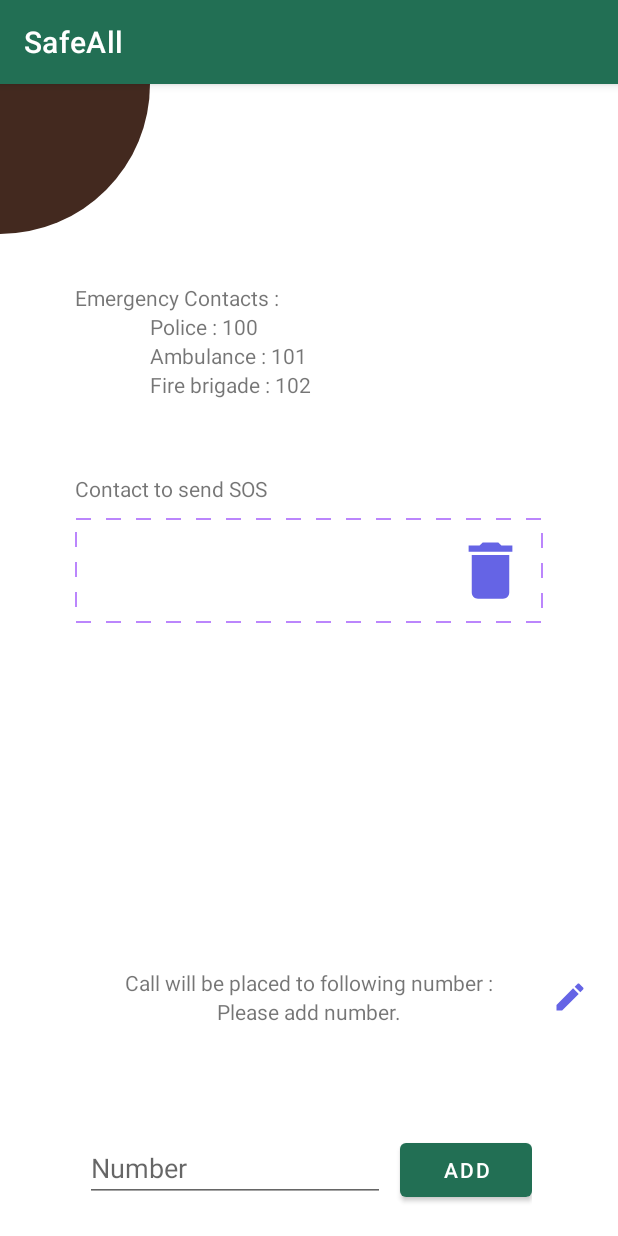
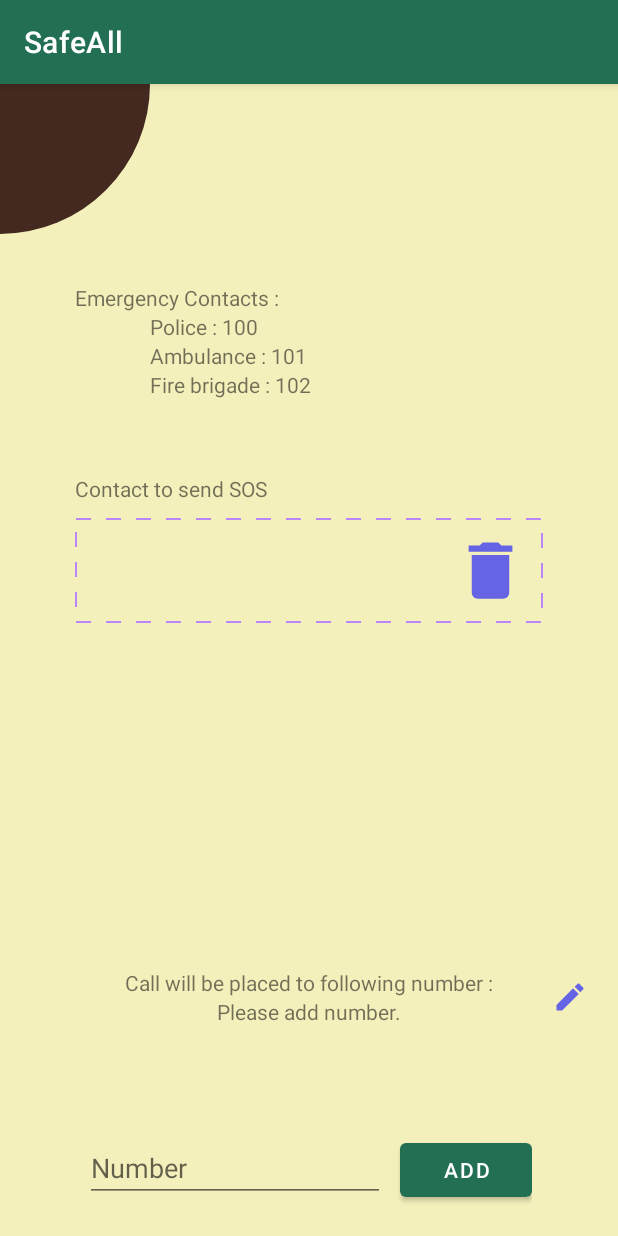
Before and after one commit to Aakriti-malla/SafeAll_Safety_Application, an Android app: the ContactActivity screen opened directly, with no data from a screen before it, after a tap on "ADD", on a phone screen of 412 x 824 dp. Run offline under Robolectric (Android 15) with nearby library versions, the phone set to English and light mode, and no system bars.

Commit message:
minor changes

```diff
--- a/app/src/main/java/com/example/safeall/Registration_Screen.java
+++ b/app/src/main/java/com/example/safeall/Registration_Screen.java
@@ -85,9 +85,6 @@ public class Registration_Screen extends AppCompatActivity {
 
             }
         });
-
-
-
          mLoginBtn.setOnClickListener(new View.OnClickListener() {
              @Override
              public void onClick(View v) {
--- a/app/src/main/java/com/example/safeall/ServiceMine.java
+++ b/app/src/main/java/com/example/safeall/ServiceMine.java
@@ -172,10 +172,7 @@ public class ServiceMine extends Service {
             }
 
         return super.onStartCommand(intent,flags,startId);
-
-
     }
-
     @Override
     public void onDestroy() {
         mediaPlayer.stop();
--- a/app/src/main/java/com/example/safeall/SmsActivity.java
+++ b/app/src/main/java/com/example/safeall/SmsActivity.java
@@ -16,11 +16,7 @@ import android.widget.Button;
 import com.google.android.material.snackbar.Snackbar;
 
 public class SmsActivity extends AppCompatActivity {
-
-
-
     Button start,stop;
-
 
     @Override
     public void onBackPressed() {
--- a/app/src/main/java/com/example/safeall/SplashActivity.java
+++ b/app/src/main/java/com/example/safeall/SplashActivity.java
@@ -37,14 +37,11 @@ public class SplashActivity extends AppCompatActivity {
                 startActivity(new Intent(SplashActivity.this,Login_Screen.class));
                 SplashActivity.this.finish();
             }else {
-                Toast.makeText(this, "Please grant required permissions!", Toast.LENGTH_SHORT).show();
+                Toast.makeText(this, "Please grant the required permissions!", Toast.LENGTH_SHORT).show();
                 requestPermission();
             }
         });
     }
-
-
-
 
     private void requestPermission() {
         Dexter.withContext(this)
--- a/app/src/main/res/layout/activity_contact.xml
+++ b/app/src/main/res/layout/activity_contact.xml
@@ -4,7 +4,8 @@
     xmlns:tools="http://schemas.android.com/tools"
     android:layout_width="match_parent"
     android:layout_height="match_parent"
-    tools:context=".ContactActivity">
+    tools:context=".ContactActivity"
+    android:background="#f4f0bb">
 
     <View
         android:layout_width="100dp"
@@ -12,59 +13,59 @@
         android:background="@drawable/top_left_corner_oval"/>
 
     <RelativeLayout
+        android:layout_width="wrap_content"
+        android:layout_height="wrap_content"
         android:layout_above="@id/callingInfo"
-        android:layout_centerVertical="true"
-        android:layout_width="wrap_content"
-        android:layout_height="wrap_content">
+        android:layout_centerVertical="true">
 
         <LinearLayout
             android:id="@+id/topBar"
-        android:orientation="vertical"
+            android:layout_width="match_parent"
+            android:layout_height="wrap_content"
             android:layout_marginHorizontal="50dp"
-        android:layout_width="match_parent"
-        android:layout_height="wrap_content">
+            android:orientation="vertical">
 
             <TextView
                 android:layout_width="wrap_content"
                 android:layout_height="wrap_content"
-            android:text="Emergency Contacts :"/>
-
-        <TextView
-            android:layout_marginStart="50dp"
-            android:layout_width="wrap_content"
-            android:layout_height="wrap_content"
-            android:text="Police : 100"/>
-
-        <TextView
-            android:layout_marginStart="50dp"
-            android:layout_width="wrap_content"
-            android:layout_height="wrap_content"
-            android:text="Ambulance : 101"/>
-
-        <TextView
-            android:layout_marginStart="50dp"
-            android:layout_width="wrap_content"
-            android:layout_height="wrap_content"
-            android:text="Fire brigade : 102"/>
-    </LinearLayout>
+                android:text="Emergency Contacts :" />
 
             <TextView
                 android:layout_width="wrap_content"
                 android:layout_height="wrap_content"
+                android:layout_marginStart="50dp"
+                android:text="Police : 100" />
+
+            <TextView
+                android:layout_width="wrap_content"
+                android:layout_height="wrap_content"
+                android:layout_marginStart="50dp"
+                android:text="Ambulance : 101" />
+
+            <TextView
+                android:layout_width="wrap_content"
+                android:layout_height="wrap_content"
+                android:layout_marginStart="50dp"
+                android:text="Fire brigade : 102" />
+        </LinearLayout>
+
+        <TextView
+            android:id="@+id/contactText"
+            android:layout_width="wrap_content"
+            android:layout_height="wrap_content"
             android:layout_below="@id/topBar"
+            android:layout_marginStart="50dp"
             android:layout_marginTop="50dp"
-        android:layout_marginStart="50dp"
-        android:id="@+id/contactText"
-        android:text="Contact to send SOS "/>
+            android:text="Contact to send SOS " />
 
 
         <androidx.recyclerview.widget.RecyclerView
+            android:id="@+id/contacts"
             android:layout_width="match_parent"
-            android:layout_marginTop="10dp"
             android:layout_height="300dp"
-            android:id="@+id/contacts"
+            android:layout_below="@id/contactText"
             android:layout_marginHorizontal="50dp"
-            android:layout_below="@id/contactText"/>
+            android:layout_marginTop="10dp" />
 
 
     </RelativeLayout>
```
Also changed, not shown: app/src/main/java/com/example/safeall/ContactActivity.java (+0 -7 lines), app/src/main/java/com/example/safeall/Login_Screen.java (+0 -9 lines). Lines whose indentation alone changed are shown as unchanged.
